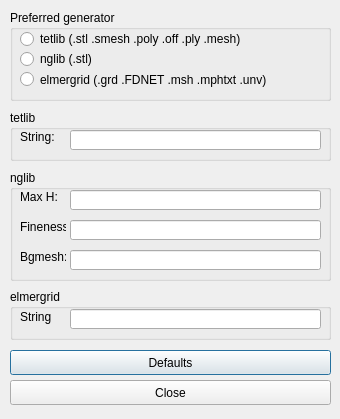
Qt form misc/Mesh3D/forms/meshcontrol.ui (tehnick/elmerfem) before a commit.
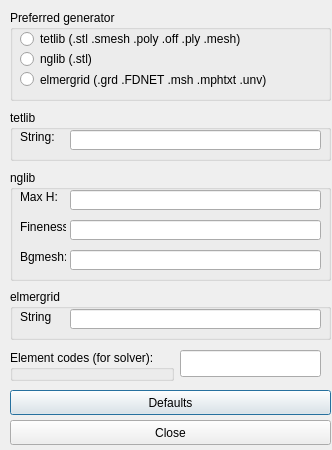
The same form after that commit. Icons and pictures are not drawn.

Commit message: Mesh3D: add element codes input field to mesh control panel. Compute vertex normals for         surfaces. Add Smooth/Flat shade toggle to mesh menu.

The edit to the form file:
```diff
--- a/misc/Mesh3D/forms/meshcontrol.ui
+++ b/misc/Mesh3D/forms/meshcontrol.ui
@@ -5,8 +5,8 @@
    <rect>
     <x>0</x>
     <y>0</y>
-    <width>340</width>
-    <height>419</height>
+    <width>332</width>
+    <height>450</height>
    </rect>
   </property>
   <property name="windowTitle" >
@@ -189,7 +189,7 @@
    <property name="geometry" >
     <rect>
      <x>10</x>
-     <y>350</y>
+     <y>390</y>
      <width>321</width>
      <height>25</height>
     </rect>
@@ -202,7 +202,7 @@
    <property name="geometry" >
     <rect>
      <x>10</x>
-     <y>380</y>
+     <y>420</y>
      <width>321</width>
      <height>25</height>
     </rect>
@@ -247,6 +247,29 @@
     </property>
    </widget>
   </widget>
+  <widget class="QLineEdit" name="elementCodes" >
+   <property name="geometry" >
+    <rect>
+     <x>180</x>
+     <y>350</y>
+     <width>141</width>
+     <height>27</height>
+    </rect>
+   </property>
+  </widget>
+  <widget class="QGroupBox" name="groupBox" >
+   <property name="geometry" >
+    <rect>
+     <x>10</x>
+     <y>350</y>
+     <width>164</width>
+     <height>31</height>
+    </rect>
+   </property>
+   <property name="title" >
+    <string>Element codes (for solver):</string>
+   </property>
+  </widget>
  </widget>
  <resources>
   <include location="../Mesh3D.qrc" />
```
The commit also changes 9 other files.
